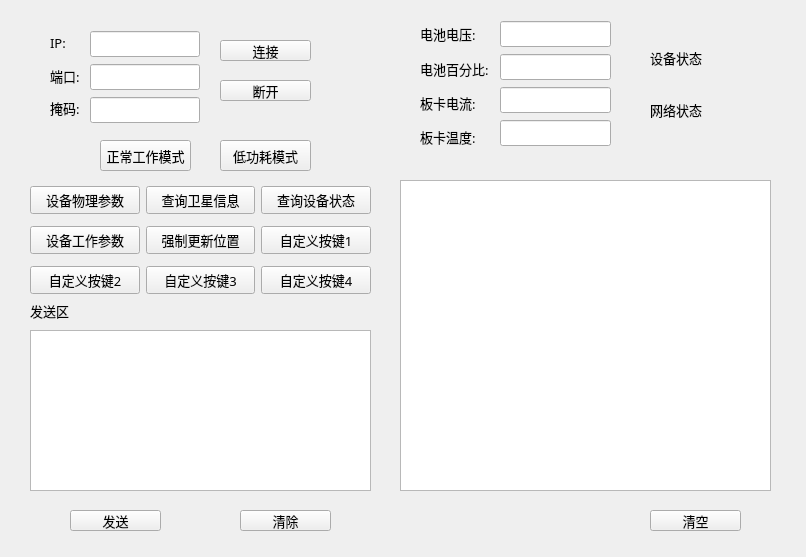
Above: widget.ui from fuyunyou77/MyUpperMachine before the change. Below: the same form after it.
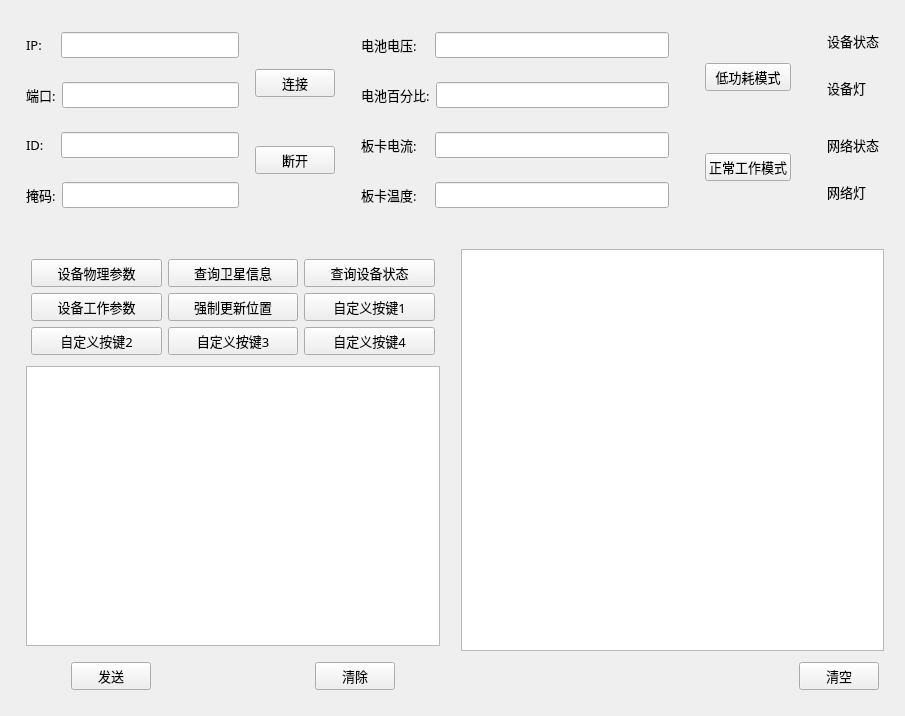
That is the form after the change.

Commit message: "1.更改版本号为v0.4  2.调整log输出:log输出原始hex数据时,每个字节间添加空格  3.添加输入的ip地址,端口号等参数的合法性判定(未完全完成)  4.增加设备id的输入栏  5.优化连接和断开按钮的逻辑,在未建立tcp连接时,  点击断开按钮,会取消正在进行的tcp连接  6.添加ui自适应缩放功能  7.修复部分逻辑bug"

The edit to the form file:
```diff
--- a/widget.ui
+++ b/widget.ui
@@ -6,8 +6,8 @@
    <rect>
     <x>0</x>
     <y>0</y>
-    <width>806</width>
-    <height>557</height>
+    <width>905</width>
+    <height>716</height>
    </rect>
   </property>
   <property name="font">
@@ -16,15 +16,71 @@
     <pointsize>10</pointsize>
    </font>
   </property>
-  <widget class="QPushButton" name="normalModeBtn">
-   <property name="geometry">
-    <rect>
-     <x>100</x>
-     <y>140</y>
-     <width>91</width>
-     <height>31</height>
-    </rect>
-   </property>
+  <layout class="QGridLayout" name="gridLayout_2">
+   <item row="0" column="0">
+    <layout class="QHBoxLayout" name="horizontalLayout_13">
+     <property name="leftMargin">
+      <number>5</number>
+     </property>
+     <property name="topMargin">
+      <number>5</number>
+     </property>
+     <property name="rightMargin">
+      <number>5</number>
+     </property>
+     <property name="bottomMargin">
+      <number>5</number>
+     </property>
+     <item>
+      <layout class="QHBoxLayout" name="horizontalLayout_14">
+       <property name="leftMargin">
+        <number>5</number>
+       </property>
+       <property name="topMargin">
+        <number>5</number>
+       </property>
+       <property name="rightMargin">
+        <number>5</number>
+       </property>
+       <property name="bottomMargin">
+        <number>5</number>
+       </property>
+       <item>
+        <layout class="QVBoxLayout" name="verticalLayout_3">
+         <property name="leftMargin">
+          <number>0</number>
+         </property>
+         <property name="topMargin">
+          <number>0</number>
+         </property>
+         <property name="rightMargin">
+          <number>0</number>
+         </property>
+         <property name="bottomMargin">
+          <number>0</number>
+         </property>
+         <item>
+          <layout class="QHBoxLayout" name="horizontalLayout_5" stretch="0,0">
+           <property name="leftMargin">
+            <number>5</number>
+           </property>
+           <property name="topMargin">
+            <number>5</number>
+           </property>
+           <property name="rightMargin">
+            <number>5</number>
+           </property>
+           <property name="bottomMargin">
+            <number>5</number>
+           </property>
+           <item>
+            <widget class="QLabel" name="label">
+             <property name="minimumSize">
+              <size>
+               <width>29</width>
+               <height>30</height>
+              </size>
+             </property>
    <property name="font">
     <font>
      <family>微软雅黑</family>
@@ -32,26 +88,415 @@
     </font>
    </property>
    <property name="text">
-    <string>正常工作模式</string>
-   </property>
-   <property name="checkable">
-    <bool>false</bool>
-   </property>
-   <property name="checked">
+              <string>IP:</string>
+             </property>
+            </widget>
+           </item>
+           <item>
+            <widget class="QLineEdit" name="IPLineEdit"/>
+           </item>
+          </layout>
+         </item>
+         <item>
+          <layout class="QHBoxLayout" name="horizontalLayout_6" stretch="0,0">
+           <property name="leftMargin">
+            <number>5</number>
+           </property>
+           <property name="topMargin">
+            <number>5</number>
+           </property>
+           <property name="rightMargin">
+            <number>5</number>
+           </property>
+           <property name="bottomMargin">
+            <number>5</number>
+           </property>
+           <item>
+            <widget class="QLabel" name="label_11">
+             <property name="minimumSize">
+              <size>
+               <width>29</width>
+               <height>30</height>
+              </size>
+             </property>
+             <property name="font">
+              <font>
+               <family>微软雅黑</family>
+               <pointsize>10</pointsize>
+              </font>
+             </property>
+             <property name="text">
+              <string>端口:</string>
+             </property>
+            </widget>
+           </item>
+           <item>
+            <widget class="QLineEdit" name="PortLineEdit"/>
+           </item>
+          </layout>
+         </item>
+         <item>
+          <layout class="QHBoxLayout" name="horizontalLayout_7" stretch="0,0">
+           <property name="leftMargin">
+            <number>5</number>
+           </property>
+           <property name="topMargin">
+            <number>5</number>
+           </property>
+           <property name="rightMargin">
+            <number>5</number>
+           </property>
+           <property name="bottomMargin">
+            <number>5</number>
+           </property>
+           <item>
+            <widget class="QLabel" name="label_7">
+             <property name="minimumSize">
+              <size>
+               <width>29</width>
+               <height>30</height>
+              </size>
+             </property>
+             <property name="font">
+              <font>
+               <family>微软雅黑</family>
+               <pointsize>10</pointsize>
+              </font>
+             </property>
+             <property name="text">
+              <string>ID:</string>
+             </property>
+            </widget>
+           </item>
+           <item>
+            <widget class="QLineEdit" name="devIDLineEdit">
+             <property name="readOnly">
     <bool>false</bool>
    </property>
-   <property name="autoExclusive">
+            </widget>
+           </item>
+          </layout>
+         </item>
+         <item>
+          <layout class="QHBoxLayout" name="horizontalLayout_8" stretch="0,0">
+           <property name="leftMargin">
+            <number>5</number>
+           </property>
+           <property name="topMargin">
+            <number>5</number>
+           </property>
+           <property name="rightMargin">
+            <number>5</number>
+           </property>
+           <property name="bottomMargin">
+            <number>5</number>
+           </property>
+           <item>
+            <widget class="QLabel" name="label_2">
+             <property name="minimumSize">
+              <size>
+               <width>29</width>
+               <height>30</height>
+              </size>
+             </property>
+             <property name="font">
+              <font>
+               <family>微软雅黑</family>
+               <pointsize>10</pointsize>
+              </font>
+             </property>
+             <property name="text">
+              <string>掩码:</string>
+             </property>
+            </widget>
+           </item>
+           <item>
+            <widget class="QLineEdit" name="MaskLineEdit">
+             <property name="readOnly">
     <bool>false</bool>
    </property>
   </widget>
+           </item>
+          </layout>
+         </item>
+        </layout>
+       </item>
+       <item>
+        <layout class="QVBoxLayout" name="verticalLayout_2">
+         <property name="leftMargin">
+          <number>5</number>
+         </property>
+         <property name="topMargin">
+          <number>5</number>
+         </property>
+         <property name="rightMargin">
+          <number>5</number>
+         </property>
+         <property name="bottomMargin">
+          <number>5</number>
+         </property>
+         <item>
+          <widget class="QPushButton" name="connectBtn">
+           <property name="font">
+            <font>
+             <family>微软雅黑</family>
+             <pointsize>10</pointsize>
+            </font>
+           </property>
+           <property name="text">
+            <string>连接</string>
+           </property>
+          </widget>
+         </item>
+         <item>
+          <widget class="QPushButton" name="disconnectBtn">
+           <property name="font">
+            <font>
+             <family>微软雅黑</family>
+             <pointsize>10</pointsize>
+            </font>
+           </property>
+           <property name="text">
+            <string>断开</string>
+           </property>
+          </widget>
+         </item>
+        </layout>
+       </item>
+      </layout>
+     </item>
+     <item>
+      <layout class="QVBoxLayout" name="verticalLayout">
+       <property name="leftMargin">
+        <number>5</number>
+       </property>
+       <property name="topMargin">
+        <number>5</number>
+       </property>
+       <property name="rightMargin">
+        <number>5</number>
+       </property>
+       <property name="bottomMargin">
+        <number>5</number>
+       </property>
+       <item>
+        <layout class="QHBoxLayout" name="horizontalLayout" stretch="0,0">
+         <property name="leftMargin">
+          <number>5</number>
+         </property>
+         <property name="topMargin">
+          <number>5</number>
+         </property>
+         <property name="rightMargin">
+          <number>5</number>
+         </property>
+         <property name="bottomMargin">
+          <number>5</number>
+         </property>
+         <item>
+          <widget class="QLabel" name="label_3">
+           <property name="minimumSize">
+            <size>
+             <width>68</width>
+             <height>30</height>
+            </size>
+           </property>
+           <property name="font">
+            <font>
+             <family>微软雅黑</family>
+             <pointsize>10</pointsize>
+            </font>
+           </property>
+           <property name="text">
+            <string>电池电压:</string>
+           </property>
+          </widget>
+         </item>
+         <item>
+          <widget class="QLineEdit" name="BatVolLineEdit">
+           <property name="font">
+            <font>
+             <family>微软雅黑</family>
+             <pointsize>10</pointsize>
+            </font>
+           </property>
+           <property name="readOnly">
+            <bool>true</bool>
+           </property>
+          </widget>
+         </item>
+        </layout>
+       </item>
+       <item>
+        <layout class="QHBoxLayout" name="horizontalLayout_2" stretch="0,0">
+         <property name="leftMargin">
+          <number>5</number>
+         </property>
+         <property name="topMargin">
+          <number>5</number>
+         </property>
+         <property name="rightMargin">
+          <number>5</number>
+         </property>
+         <property name="bottomMargin">
+          <number>5</number>
+         </property>
+         <item>
+          <widget class="QLabel" name="label_4">
+           <property name="minimumSize">
+            <size>
+             <width>68</width>
+             <height>30</height>
+            </size>
+           </property>
+           <property name="font">
+            <font>
+             <family>微软雅黑</family>
+             <pointsize>10</pointsize>
+            </font>
+           </property>
+           <property name="text">
+            <string>电池百分比:</string>
+           </property>
+          </widget>
+         </item>
+         <item>
+          <widget class="QLineEdit" name="BatPercentLineEdit">
+           <property name="font">
+            <font>
+             <family>微软雅黑</family>
+             <pointsize>10</pointsize>
+            </font>
+           </property>
+           <property name="readOnly">
+            <bool>true</bool>
+           </property>
+          </widget>
+         </item>
+        </layout>
+       </item>
+       <item>
+        <layout class="QHBoxLayout" name="horizontalLayout_3" stretch="0,0">
+         <property name="leftMargin">
+          <number>5</number>
+         </property>
+         <property name="topMargin">
+          <number>5</number>
+         </property>
+         <property name="rightMargin">
+          <number>5</number>
+         </property>
+         <property name="bottomMargin">
+          <number>5</number>
+         </property>
+         <item>
+          <widget class="QLabel" name="label_5">
+           <property name="minimumSize">
+            <size>
+             <width>68</width>
+             <height>30</height>
+            </size>
+           </property>
+           <property name="font">
+            <font>
+             <family>微软雅黑</family>
+             <pointsize>10</pointsize>
+            </font>
+           </property>
+           <property name="text">
+            <string>板卡电流:</string>
+           </property>
+          </widget>
+         </item>
+         <item>
+          <widget class="QLineEdit" name="CurrentLineEdit">
+           <property name="font">
+            <font>
+             <family>微软雅黑</family>
+             <pointsize>10</pointsize>
+            </font>
+           </property>
+           <property name="readOnly">
+            <bool>true</bool>
+           </property>
+          </widget>
+         </item>
+        </layout>
+       </item>
+       <item>
+        <layout class="QHBoxLayout" name="horizontalLayout_4" stretch="0,0">
+         <property name="leftMargin">
+          <number>5</number>
+         </property>
+         <property name="topMargin">
+          <number>5</number>
+         </property>
+         <property name="rightMargin">
+          <number>5</number>
+         </property>
+         <property name="bottomMargin">
+          <number>5</number>
+         </property>
+         <item>
+          <widget class="QLabel" name="label_6">
+           <property name="minimumSize">
+            <size>
+             <width>68</width>
+             <height>30</height>
+            </size>
+           </property>
+           <property name="font">
+            <font>
+             <family>微软雅黑</family>
+             <pointsize>10</pointsize>
+            </font>
+           </property>
+           <property name="text">
+            <string>板卡温度:</string>
+           </property>
+          </widget>
+         </item>
+         <item>
+          <widget class="QLineEdit" name="TemperLineEdit">
+           <property name="font">
+            <font>
+             <family>微软雅黑</family>
+             <pointsize>10</pointsize>
+            </font>
+           </property>
+           <property name="readOnly">
+            <bool>true</bool>
+           </property>
+          </widget>
+         </item>
+        </layout>
+       </item>
+      </layout>
+     </item>
+     <item>
+      <layout class="QVBoxLayout" name="verticalLayout_6">
+       <property name="spacing">
+        <number>20</number>
+       </property>
+       <property name="leftMargin">
+        <number>20</number>
+       </property>
+       <property name="topMargin">
+        <number>5</number>
+       </property>
+       <property name="rightMargin">
+        <number>20</number>
+       </property>
+       <property name="bottomMargin">
+        <number>5</number>
+       </property>
+       <item>
   <widget class="QPushButton" name="lowPowerModeBtn">
-   <property name="geometry">
-    <rect>
-     <x>220</x>
-     <y>140</y>
-     <width>91</width>
-     <height>31</height>
-    </rect>
+         <property name="minimumSize">
+          <size>
+           <width>86</width>
+           <height>27</height>
+          </size>
    </property>
    <property name="font">
     <font>
@@ -72,155 +517,81 @@
     <bool>false</bool>
    </property>
   </widget>
-  <widget class="QLabel" name="devStateLitLabel">
-   <property name="geometry">
-    <rect>
-     <x>710</x>
-     <y>37</y>
-     <width>40</width>
-     <height>40</height>
-    </rect>
-   </property>
-   <property name="text">
-    <string/>
-   </property>
-   <property name="scaledContents">
-    <bool>true</bool>
-   </property>
-  </widget>
-  <widget class="QLabel" name="netStateLitLabel">
-   <property name="geometry">
-    <rect>
-     <x>710</x>
-     <y>90</y>
-     <width>40</width>
-     <height>40</height>
-    </rect>
-   </property>
-   <property name="text">
-    <string/>
-   </property>
-   <property name="scaledContents">
-    <bool>true</bool>
-   </property>
-  </widget>
-  <widget class="QTextEdit" name="sendTextEdit">
-   <property name="geometry">
-    <rect>
-     <x>30</x>
-     <y>330</y>
-     <width>341</width>
-     <height>161</height>
-    </rect>
-   </property>
+       </item>
+       <item>
+        <widget class="QPushButton" name="normalModeBtn">
+         <property name="minimumSize">
+          <size>
+           <width>86</width>
+           <height>27</height>
+          </size>
+         </property>
    <property name="font">
     <font>
      <family>微软雅黑</family>
-     <pointsize>12</pointsize>
-    </font>
-   </property>
-  </widget>
-  <widget class="QPushButton" name="sendBtn">
-   <property name="geometry">
-    <rect>
-     <x>70</x>
-     <y>510</y>
-     <width>91</width>
-     <height>21</height>
-    </rect>
-   </property>
-   <property name="font">
-    <font>
-     <family>微软雅黑</family>
      <pointsize>10</pointsize>
     </font>
    </property>
    <property name="text">
-    <string>发送</string>
-   </property>
-  </widget>
-  <widget class="QPushButton" name="sendClearBtn">
-   <property name="geometry">
-    <rect>
-     <x>240</x>
-     <y>510</y>
-     <width>91</width>
-     <height>21</height>
-    </rect>
-   </property>
-   <property name="font">
-    <font>
-     <family>微软雅黑</family>
-     <pointsize>10</pointsize>
-    </font>
-   </property>
-   <property name="text">
-    <string>清除</string>
-   </property>
-  </widget>
-  <widget class="QTextEdit" name="logTextEdit">
-   <property name="geometry">
-    <rect>
-     <x>400</x>
-     <y>180</y>
-     <width>371</width>
-     <height>311</height>
-    </rect>
-   </property>
-   <property name="font">
-    <font>
-     <family>微软雅黑</family>
-     <pointsize>10</pointsize>
-     <stylestrategy>PreferDefault</stylestrategy>
-    </font>
-   </property>
-  </widget>
-  <widget class="QLabel" name="label_8">
-   <property name="geometry">
-    <rect>
-     <x>30</x>
-     <y>300</y>
-     <width>41</width>
-     <height>21</height>
-    </rect>
-   </property>
-   <property name="font">
-    <font>
-     <family>微软雅黑</family>
-     <pointsize>10</pointsize>
-    </font>
-   </property>
-   <property name="text">
-    <string>发送区</string>
-   </property>
-  </widget>
-  <widget class="QPushButton" name="logClearBtn">
-   <property name="geometry">
-    <rect>
-     <x>650</x>
-     <y>510</y>
-     <width>91</width>
-     <height>21</height>
-    </rect>
-   </property>
-   <property name="font">
-    <font>
-     <family>微软雅黑</family>
-     <pointsize>10</pointsize>
-    </font>
-   </property>
-   <property name="text">
-    <string>清空</string>
-   </property>
-  </widget>
+          <string>正常工作模式</string>
+         </property>
+         <property name="checkable">
+          <bool>false</bool>
+         </property>
+         <property name="checked">
+          <bool>false</bool>
+         </property>
+         <property name="autoExclusive">
+          <bool>false</bool>
+         </property>
+        </widget>
+       </item>
+      </layout>
+     </item>
+     <item>
+      <layout class="QVBoxLayout" name="verticalLayout_5" stretch="1,1">
+       <property name="leftMargin">
+        <number>5</number>
+       </property>
+       <property name="topMargin">
+        <number>5</number>
+       </property>
+       <property name="rightMargin">
+        <number>5</number>
+       </property>
+       <property name="bottomMargin">
+        <number>5</number>
+       </property>
+       <item>
+        <layout class="QVBoxLayout" name="verticalLayout_9" stretch="0,0">
+         <property name="sizeConstraint">
+          <enum>QLayout::SetFixedSize</enum>
+         </property>
+         <property name="leftMargin">
+          <number>5</number>
+         </property>
+         <property name="topMargin">
+          <number>5</number>
+         </property>
+         <property name="rightMargin">
+          <number>5</number>
+         </property>
+         <property name="bottomMargin">
+          <number>5</number>
+         </property>
+         <item>
   <widget class="QLabel" name="label_9">
-   <property name="geometry">
-    <rect>
-     <x>650</x>
-     <y>48</y>
+           <property name="minimumSize">
+            <size>
      <width>52</width>
-     <height>19</height>
-    </rect>
+             <height>30</height>
+            </size>
+           </property>
+           <property name="maximumSize">
+            <size>
+             <width>52</width>
+             <height>30</height>
+            </size>
    </property>
    <property name="font">
     <font>
@@ -232,14 +603,67 @@
     <string>设备状态</string>
    </property>
   </widget>
+         </item>
+         <item>
+          <widget class="QLabel" name="devStateLitLabel">
+           <property name="sizePolicy">
+            <sizepolicy hsizetype="Fixed" vsizetype="Fixed">
+             <horstretch>0</horstretch>
+             <verstretch>0</verstretch>
+            </sizepolicy>
+           </property>
+           <property name="minimumSize">
+            <size>
+             <width>52</width>
+             <height>52</height>
+            </size>
+           </property>
+           <property name="maximumSize">
+            <size>
+             <width>52</width>
+             <height>52</height>
+            </size>
+           </property>
+           <property name="text">
+            <string>设备灯</string>
+           </property>
+           <property name="scaledContents">
+            <bool>true</bool>
+           </property>
+          </widget>
+         </item>
+        </layout>
+       </item>
+       <item>
+        <layout class="QVBoxLayout" name="verticalLayout_10" stretch="0,0">
+         <property name="sizeConstraint">
+          <enum>QLayout::SetFixedSize</enum>
+         </property>
+         <property name="leftMargin">
+          <number>5</number>
+         </property>
+         <property name="topMargin">
+          <number>5</number>
+         </property>
+         <property name="rightMargin">
+          <number>5</number>
+         </property>
+         <property name="bottomMargin">
+          <number>5</number>
+         </property>
+         <item>
   <widget class="QLabel" name="label_10">
-   <property name="geometry">
-    <rect>
-     <x>650</x>
-     <y>100</y>
+           <property name="minimumSize">
+            <size>
      <width>52</width>
-     <height>19</height>
-    </rect>
+             <height>30</height>
+            </size>
+           </property>
+           <property name="maximumSize">
+            <size>
+             <width>52</width>
+             <height>30</height>
+            </size>
    </property>
    <property name="font">
     <font>
@@ -251,54 +675,97 @@
     <string>网络状态</string>
    </property>
   </widget>
-  <widget class="QPushButton" name="connectBtn">
-   <property name="geometry">
-    <rect>
-     <x>220</x>
-     <y>40</y>
-     <width>91</width>
-     <height>21</height>
-    </rect>
-   </property>
-   <property name="font">
-    <font>
-     <family>微软雅黑</family>
-     <pointsize>10</pointsize>
-    </font>
-   </property>
+         </item>
+         <item>
+          <widget class="QLabel" name="netStateLitLabel">
+           <property name="sizePolicy">
+            <sizepolicy hsizetype="Fixed" vsizetype="Fixed">
+             <horstretch>0</horstretch>
+             <verstretch>0</verstretch>
+            </sizepolicy>
+           </property>
+           <property name="minimumSize">
+            <size>
+             <width>52</width>
+             <height>52</height>
+            </size>
+           </property>
+           <property name="maximumSize">
+            <size>
+             <width>52</width>
+             <height>52</height>
+            </size>
+           </property>
    <property name="text">
-    <string>连接</string>
-   </property>
-  </widget>
-  <widget class="QPushButton" name="disconnectBtn">
-   <property name="geometry">
-    <rect>
-     <x>220</x>
-     <y>80</y>
-     <width>91</width>
-     <height>21</height>
-    </rect>
-   </property>
-   <property name="font">
-    <font>
-     <family>微软雅黑</family>
-     <pointsize>10</pointsize>
-    </font>
-   </property>
-   <property name="text">
-    <string>断开</string>
-   </property>
-  </widget>
-  <widget class="QWidget" name="">
-   <property name="geometry">
-    <rect>
-     <x>30</x>
-     <y>180</y>
-     <width>341</width>
-     <height>121</height>
-    </rect>
-   </property>
+            <string>网络灯</string>
+           </property>
+           <property name="scaledContents">
+            <bool>true</bool>
+           </property>
+          </widget>
+         </item>
+        </layout>
+       </item>
+      </layout>
+     </item>
+    </layout>
+   </item>
+   <item row="2" column="0">
+    <layout class="QHBoxLayout" name="horizontalLayout_16">
+     <property name="leftMargin">
+      <number>5</number>
+     </property>
+     <property name="topMargin">
+      <number>5</number>
+     </property>
+     <property name="rightMargin">
+      <number>5</number>
+     </property>
+     <property name="bottomMargin">
+      <number>5</number>
+     </property>
+     <item>
+      <layout class="QVBoxLayout" name="verticalLayout_8">
+       <property name="leftMargin">
+        <number>5</number>
+       </property>
+       <property name="topMargin">
+        <number>5</number>
+       </property>
+       <property name="rightMargin">
+        <number>5</number>
+       </property>
+       <property name="bottomMargin">
+        <number>5</number>
+       </property>
+       <item>
+        <layout class="QVBoxLayout" name="verticalLayout_4">
+         <property name="leftMargin">
+          <number>5</number>
+         </property>
+         <property name="topMargin">
+          <number>5</number>
+         </property>
+         <property name="rightMargin">
+          <number>5</number>
+         </property>
+         <property name="bottomMargin">
+          <number>5</number>
+         </property>
+         <item>
    <layout class="QGridLayout" name="gridLayout">
+           <property name="leftMargin">
+            <number>5</number>
+           </property>
+           <property name="topMargin">
+            <number>5</number>
+           </property>
+           <property name="rightMargin">
+            <number>5</number>
+           </property>
+           <property name="bottomMargin">
+            <number>5</number>
+           </property>
     <item row="3" column="1">
      <widget class="QPushButton" name="pushButton_3">
       <property name="font">
@@ -420,32 +887,44 @@
      </widget>
     </item>
    </layout>
-  </widget>
-  <widget class="QWidget" name="">
-   <property name="geometry">
-    <rect>
-     <x>420</x>
-     <y>20</y>
-     <width>71</width>
-     <height>131</height>
-    </rect>
-   </property>
-   <layout class="QVBoxLayout" name="verticalLayout">
+         </item>
     <item>
-     <widget class="QLabel" name="label_3">
+          <widget class="QTextEdit" name="sendTextEdit">
+           <property name="sizePolicy">
+            <sizepolicy hsizetype="Preferred" vsizetype="Preferred">
+             <horstretch>0</horstretch>
+             <verstretch>0</verstretch>
+            </sizepolicy>
+           </property>
       <property name="font">
        <font>
         <family>微软雅黑</family>
-        <pointsize>10</pointsize>
-       </font>
-      </property>
-      <property name="text">
-       <string>电池电压:</string>
-      </property>
-     </widget>
-    </item>
+             <pointsize>12</pointsize>
+            </font>
+           </property>
+          </widget>
+         </item>
+        </layout>
+       </item>
     <item>
-     <widget class="QLabel" name="label_4">
+        <layout class="QHBoxLayout" name="horizontalLayout_12">
+         <property name="spacing">
+          <number>0</number>
+         </property>
+         <property name="leftMargin">
+          <number>50</number>
+         </property>
+         <property name="topMargin">
+          <number>5</number>
+         </property>
+         <property name="rightMargin">
+          <number>50</number>
+         </property>
+         <property name="bottomMargin">
+          <number>5</number>
+         </property>
+         <item>
+          <widget class="QPushButton" name="sendBtn">
       <property name="font">
        <font>
         <family>微软雅黑</family>
@@ -453,25 +932,25 @@
        </font>
       </property>
       <property name="text">
-       <string>电池百分比:</string>
+            <string>发送</string>
       </property>
      </widget>
     </item>
     <item>
-     <widget class="QLabel" name="label_5">
-      <property name="font">
-       <font>
-        <family>微软雅黑</family>
-        <pointsize>10</pointsize>
-       </font>
-      </property>
-      <property name="text">
-       <string>板卡电流:</string>
-      </property>
-     </widget>
+          <spacer name="horizontalSpacer">
+           <property name="orientation">
+            <enum>Qt::Horizontal</enum>
+           </property>
+           <property name="sizeHint" stdset="0">
+            <size>
+             <width>40</width>
+             <height>20</height>
+            </size>
+           </property>
+          </spacer>
     </item>
     <item>
-     <widget class="QLabel" name="label_6">
+          <widget class="QPushButton" name="sendClearBtn">
       <property name="font">
        <font>
         <family>微软雅黑</family>
@@ -479,145 +958,83 @@
        </font>
       </property>
       <property name="text">
-       <string>板卡温度:</string>
+            <string>清除</string>
       </property>
      </widget>
     </item>
    </layout>
-  </widget>
-  <widget class="QWidget" name="">
-   <property name="geometry">
-    <rect>
-     <x>500</x>
-     <y>20</y>
-     <width>111</width>
-     <height>128</height>
-    </rect>
-   </property>
-   <property name="font">
-    <font>
-     <family>微软雅黑</family>
-     <pointsize>10</pointsize>
-    </font>
-   </property>
-   <layout class="QVBoxLayout" name="verticalLayout_2">
+       </item>
+      </layout>
+     </item>
     <item>
-     <widget class="QLineEdit" name="BatVolLineEdit">
-      <property name="font">
-       <font>
-        <family>微软雅黑</family>
-        <pointsize>10</pointsize>
-       </font>
-      </property>
-      <property name="readOnly">
-       <bool>true</bool>
-      </property>
-     </widget>
-    </item>
-    <item>
-     <widget class="QLineEdit" name="BatPercentLineEdit">
-      <property name="font">
-       <font>
-        <family>微软雅黑</family>
-        <pointsize>10</pointsize>
-       </font>
-      </property>
-      <property name="readOnly">
-       <bool>true</bool>
-      </property>
-     </widget>
-    </item>
+      <layout class="QVBoxLayout" name="verticalLayout_7" stretch="10,1">
+       <property name="leftMargin">
+        <number>5</number>
+       </property>
+       <property name="topMargin">
+        <number>5</number>
+       </property>
+       <property name="rightMargin">
+        <number>5</number>
+       </property>
+       <property name="bottomMargin">
+        <number>5</number>
+       </property>
     <item>
-     <widget class="QLineEdit" name="CurrentLineEdit">
+        <widget class="QTextEdit" name="logTextEdit">
+         <property name="sizePolicy">
+          <sizepolicy hsizetype="Preferred" vsizetype="Preferred">
+           <horstretch>0</horstretch>
+           <verstretch>0</verstretch>
+          </sizepolicy>
+         </property>
       <property name="font">
        <font>
         <family>微软雅黑</family>
         <pointsize>10</pointsize>
-       </font>
-      </property>
-      <property name="readOnly">
-       <bool>true</bool>
-      </property>
+           <stylestrategy>PreferDefault</stylestrategy>
+          </font>
+         </property>
      </widget>
     </item>
     <item>
-     <widget class="QLineEdit" name="TemperLineEdit">
-      <property name="font">
-       <font>
-        <family>微软雅黑</family>
-        <pointsize>10</pointsize>
-       </font>
-      </property>
-      <property name="readOnly">
-       <bool>true</bool>
-      </property>
-     </widget>
-    </item>
-   </layout>
-  </widget>
-  <widget class="QWidget" name="">
-   <property name="geometry">
-    <rect>
-     <x>90</x>
-     <y>30</y>
-     <width>110</width>
-     <height>95</height>
-    </rect>
-   </property>
-   <layout class="QVBoxLayout" name="verticalLayout_3">
-    <item>
-     <widget class="QLineEdit" name="IPLineEdit"/>
-    </item>
-    <item>
-     <widget class="QLineEdit" name="PortLineEdit"/>
-    </item>
-    <item>
-     <widget class="QLineEdit" name="MaskLineEdit">
-      <property name="readOnly">
-       <bool>false</bool>
-      </property>
-     </widget>
-    </item>
-   </layout>
-  </widget>
-  <widget class="QWidget" name="">
-   <property name="geometry">
-    <rect>
-     <x>50</x>
-     <y>30</y>
-     <width>31</width>
-     <height>91</height>
-    </rect>
-   </property>
-   <layout class="QVBoxLayout" name="verticalLayout_4">
+        <layout class="QHBoxLayout" name="horizontalLayout_15" stretch="0,0">
+         <property name="spacing">
+          <number>0</number>
+         </property>
+         <property name="leftMargin">
+          <number>5</number>
+         </property>
+         <property name="topMargin">
+          <number>5</number>
+         </property>
+         <property name="rightMargin">
+          <number>5</number>
+         </property>
+         <property name="bottomMargin">
+          <number>5</number>
+         </property>
     <item>
-     <widget class="QLabel" name="label">
-      <property name="font">
-       <font>
-        <family>微软雅黑</family>
-        <pointsize>10</pointsize>
-       </font>
-      </property>
-      <property name="text">
-       <string>IP:</string>
-      </property>
-     </widget>
+          <spacer name="horizontalSpacer_2">
+           <property name="orientation">
+            <enum>Qt::Horizontal</enum>
+           </property>
+           <property name="sizeHint" stdset="0">
+            <size>
+             <width>40</width>
+             <height>20</height>
+            </size>
+           </property>
+          </spacer>
     </item>
     <item>
-     <widget class="QLabel" name="label_11">
-      <property name="font">
-       <font>
-        <family>微软雅黑</family>
-        <pointsize>10</pointsize>
-       </font>
-      </property>
-      <property name="text">
-       <string>端口:</string>
-      </property>
-     </widget>
-    </item>
-    <item>
-     <widget class="QLabel" name="label_2">
+          <widget class="QPushButton" name="logClearBtn">
+           <property name="sizePolicy">
+            <sizepolicy hsizetype="Minimum" vsizetype="Fixed">
+             <horstretch>0</horstretch>
+             <verstretch>0</verstretch>
+            </sizepolicy>
+           </property>
       <property name="font">
        <font>
         <family>微软雅黑</family>
@@ -625,12 +1042,17 @@
        </font>
       </property>
       <property name="text">
-       <string>掩码:</string>
+            <string>清空</string>
       </property>
      </widget>
     </item>
    </layout>
-  </widget>
+       </item>
+      </layout>
+     </item>
+    </layout>
+   </item>
+  </layout>
  </widget>
  <resources/>
  <connections/>
```
Lines whose indentation alone changed are shown as unchanged. The commit also changes 4 other files.
